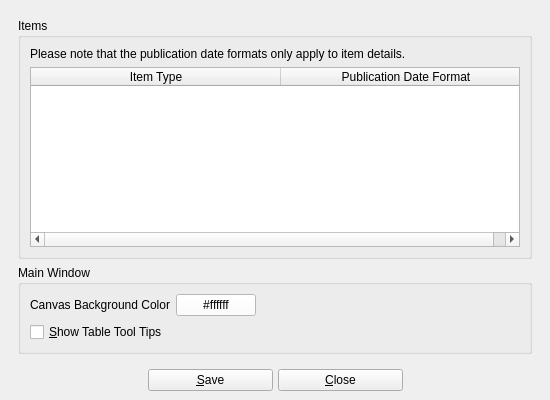
First picture: the form in UI/biblioteq_otheroptions.ui, repository textbrowser/biblioteq, before the edit.
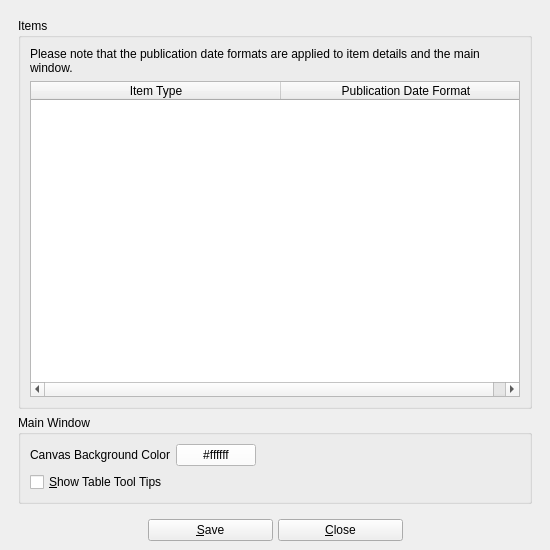
Second picture: the form after the edit. Icons and pictures are not drawn.

Commit message: Display main table dates according to operator formats.

```diff
--- a/UI/biblioteq_otheroptions.ui
+++ b/UI/biblioteq_otheroptions.ui
@@ -7,7 +7,7 @@
     <x>0</x>
     <y>0</y>
     <width>550</width>
-    <height>400</height>
+    <height>550</height>
    </rect>
   </property>
   <property name="windowTitle">
@@ -33,7 +33,7 @@
          <x>0</x>
          <y>0</y>
          <width>538</width>
-         <height>346</height>
+         <height>496</height>
         </rect>
        </property>
        <layout class="QVBoxLayout" name="verticalLayout_2">
@@ -46,7 +46,10 @@
            <item>
             <widget class="QLabel" name="label">
              <property name="text">
-              <string>Please note that the publication date formats only apply to item details.</string>
+              <string>Please note that the publication date formats are applied to item details and the main window.</string>
+             </property>
+             <property name="wordWrap">
+              <bool>true</bool>
              </property>
             </widget>
            </item>
```
The commit also changes 9 other files.
